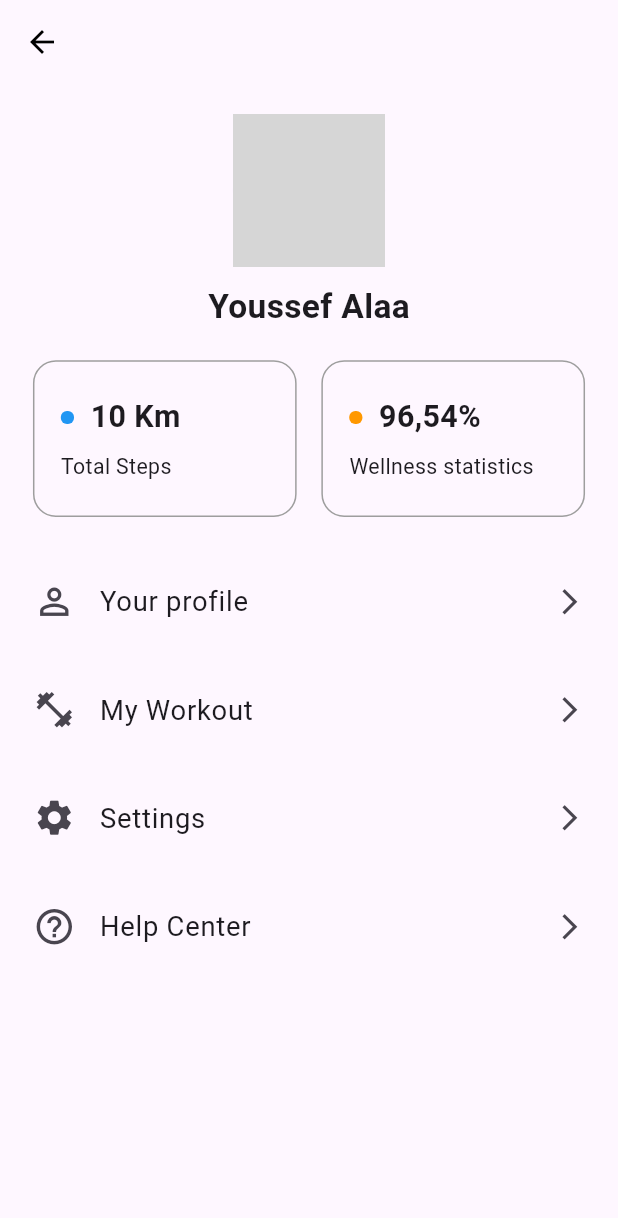
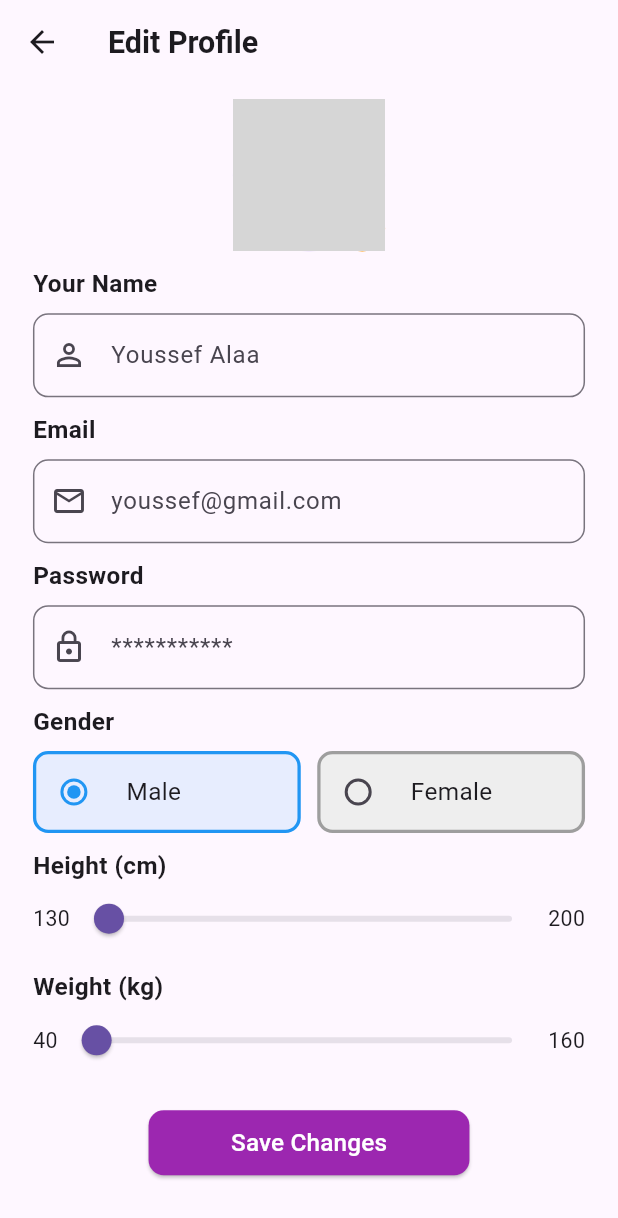
Before and after one commit to youssefalaa10/PureFit, a Flutter app: the ProfileScreen screen opened by its route, after a tap on "Your profile", on a phone screen of 412 x 824 dp. Shown: the top 1218 px of the screen. Run offline on Flutter 3.47's test engine with Material 3 defaults, Android fonts, the phone set to English and light mode, and no system bars; our stand-ins replace dotted_border, flutter_screenutil, percent_indicator, shared_preferences, sqflite; accounts and stored records are empty; grey boxes are pictures that could not be loaded.

Commit message:
feat: :sparkles: build edit profile screen

```diff
--- a/lib/Core/Routing/App_Router.dart
+++ b/lib/Core/Routing/App_Router.dart
@@ -1,5 +1,6 @@
 import 'package:fitpro/Core/Shared/Routes.dart';
 import 'package:fitpro/Features/Home/home_screen.dart';
+import 'package:fitpro/Features/Profile/UI/edit_profile_screen.dart';
 import 'package:flutter/material.dart';
 
 import '../../Features/Profile/UI/profile_screen.dart';
@@ -20,6 +21,8 @@ class AppRouter {
         return MaterialPageRoute(builder: (_) => const UserAgeScreen());
       case Routes.profileScreen:
         return MaterialPageRoute(builder: (_) => const ProfileScreen());
+      case Routes.editProfileScreen:
+        return MaterialPageRoute(builder: (_) =>  EditProfileScreen());
 
       default:
         return MaterialPageRoute(
--- a/lib/Core/Shared/Routes.dart
+++ b/lib/Core/Shared/Routes.dart
@@ -5,4 +5,5 @@ class Routes {
   static const String userGenderScreen = "/userGenderScreen";
   static const String bodyMetricsScreen = "/bodyMetricsScreen";
   static const String profileScreen = "/profileScreen";
+  static const String editProfileScreen = "/editProfileScreen";
 }
--- /dev/null
+++ b/lib/Features/Profile/UI/edit_profile_screen.dart
@@ -0,0 +1,414 @@
+import 'package:fitpro/Core/Shared/app_colors.dart';
+import 'package:flutter/material.dart';
+import 'package:flutter_screenutil/flutter_screenutil.dart';
+
+import '../../../Core/Shared/app_string.dart';
+
+class EditProfileScreen extends StatelessWidget {
+  EditProfileScreen({super.key});
+
+  final GlobalKey<FormState> _formKey = GlobalKey<FormState>();
+
+  @override
+  Widget build(BuildContext context) {
+    return Scaffold(
+      appBar: AppBar(
+        elevation: 0,
+        leading: IconButton(
+          icon: const Icon(
+            Icons.arrow_back,
+          ),
+          onPressed: () {},
+        ),
+        title: Text(
+          'Edit Profile ',
+          style: TextStyle(
+            fontSize: 20.sp,
+            fontWeight: FontWeight.bold,
+          ),
+        ),
+      ),
+      body: Padding(
+        padding: EdgeInsets.symmetric(horizontal: 20.w, vertical: 10.h),
+        child: SingleChildScrollView(
+          child: Form(
+            key: _formKey,
+            child: Column(
+              crossAxisAlignment: CrossAxisAlignment.start,
+              children: [
+                const ProfileImageSection(),
+                SizedBox(height: 10.h),
+                EditableField(
+                  label: 'Your Name',
+                  hintText: 'Youssef Alaa',
+                  obscureText: true,
+                  icon: Icons.person_outline,
+                  validator: (value) {
+                    if (value == null || value.isEmpty) {
+                      return 'Please enter your name';
+                    }
+                    return null;
+                  },
+                ),
+                SizedBox(height: 10.h),
+                const EditableField(
+                  label: 'Email',
+                  hintText: 'youssef@gmail.com',
+                  icon: Icons.email_outlined,
+                  isReadOnly: true, // Make the email field read-only
+                ),
+                SizedBox(height: 10.h),
+                EditableField(
+                  label: 'Password',
+                  hintText: '***********',
+                  icon: Icons.lock_outline,
+                  obscureText: true,
+                  validator: (value) {
+                    if (value == null || value.isEmpty) {
+                      return 'Please enter your password';
+                    } else if (value.length < 6) {
+                      return 'Password must be at least 6 characters';
+                    }
+                    return null;
+                  },
+                ),
+                SizedBox(height: 10.h),
+                const GenderSelector(),
+                SizedBox(height: 10.h),
+                const HeightSlider(),
+                SizedBox(height: 10.h),
+                const WeightSlider(),
+                SizedBox(height: 20.h),
+                Center(
+                  child: ElevatedButton(
+                    style: ElevatedButton.styleFrom(
+                      backgroundColor: ColorManager.primaryColor,
+                      padding: EdgeInsets.symmetric(
+                          horizontal: 50.w, vertical: 10.h),
+                      shape: RoundedRectangleBorder(
+                        borderRadius: BorderRadius.circular(10.r),
+                      ),
+                    ),
+                    onPressed: () {
+                      if (_formKey.currentState!.validate()) {
+                        // Process data here if form is valid
+                      }
+                    },
+                    child: Text(
+                      'Save Changes',
+                      style: TextStyle(fontSize: 16.sp, color: Colors.white),
+                    ),
+                  ),
+                ),
+              ],
+            ),
+          ),
+        ),
+      ),
+    );
+  }
+}
+
+class ProfileImageSection extends StatelessWidget {
+  const ProfileImageSection({super.key});
+
+  @override
+  Widget build(BuildContext context) {
+    return Center(
+      child: Stack(
+        children: [
+          CircleAvatar(
+            radius: 50.r,
+            backgroundImage: AssetImage(AppString.profile),
+          ),
+          Positioned(
+            bottom: 0,
+            right: 0,
+            child: CircleAvatar(
+              radius: 15.r,
+              backgroundColor: Colors.orange,
+              child: Icon(Icons.edit, size: 15.sp, color: Colors.white),
+            ),
+          ),
+        ],
+      ),
+    );
+  }
+}
+
+class EditableField extends StatelessWidget {
+  final String label;
+  final String hintText;
+  final IconData icon;
+  final bool obscureText;
+  final bool isReadOnly;
+  final String? Function(String?)? validator;
+
+  const EditableField({
+    super.key,
+    required this.label,
+    required this.hintText,
+    required this.icon,
+    this.obscureText = false,
+    this.isReadOnly = false,
+    this.validator,
+  });
+
+  @override
+  Widget build(BuildContext context) {
+    return Column(
+      crossAxisAlignment: CrossAxisAlignment.start,
+      children: [
+        Text(
+          label,
+          style: TextStyle(fontSize: 16.sp, fontWeight: FontWeight.w600),
+        ),
+        SizedBox(height: 8.h),
+        TextFormField(
+          obscureText: obscureText,
+          readOnly: isReadOnly,
+          decoration: InputDecoration(
+            hintText: hintText,
+            prefixIcon: Icon(icon),
+            border: OutlineInputBorder(
+              borderRadius: BorderRadius.circular(10.r),
+            ),
+          ),
+          validator: validator,
+        ),
+      ],
+    );
+  }
+}
+
+class WeightSlider extends StatefulWidget {
+  const WeightSlider({super.key});
+
+  @override
+  _WeightSliderState createState() => _WeightSliderState();
+}
+
+class _WeightSliderState extends State<WeightSlider> {
+  double _currentWeight = 40;
+
+  @override
+  Widget build(BuildContext context) {
+    return Column(
+      crossAxisAlignment: CrossAxisAlignment.start,
+      children: [
+        Text(
+          'Weight (kg)',
+          style: TextStyle(fontSize: 16.sp, fontWeight: FontWeight.w600),
+        ),
+        Row(
+          children: [
+            Text('40', style: TextStyle(fontSize: 14.sp)),
+            Expanded(
+              child: Slider(
+                value: _currentWeight,
+                min: 40,
+                max: 160,
+                divisions: 120, // Number of steps between 40 and 160
+                label: _currentWeight.round().toString(),
+                onChanged: (value) {
+                  setState(() {
+                    _currentWeight = value;
+                  });
+                },
+              ),
+            ),
+            Text('160',
+                style: TextStyle(fontSize: 14.sp)), // Maximum value label
+          ],
+        ),
+      ],
+    );
+  }
+}
+
+class HeightSlider extends StatefulWidget {
+  const HeightSlider({super.key});
+
+  @override
+  _HeightSliderState createState() => _HeightSliderState();
+}
+
+class _HeightSliderState extends State<HeightSlider> {
+  double _currentHeight = 130;
+
+  @override
+  Widget build(BuildContext context) {
+    return Column(
+      crossAxisAlignment: CrossAxisAlignment.start,
+      children: [
+        Text(
+          'Height (cm)',
+          style: TextStyle(fontSize: 16.sp, fontWeight: FontWeight.w600),
+        ),
+        Row(
+          children: [
+            Text('130', style: TextStyle(fontSize: 14.sp)),
+            Expanded(
+              child: Slider(
+                value: _currentHeight,
+                min: 130,
+                max: 200,
+                divisions:
+                    70, // Number of steps between 130 and 200 (1 cm increments)
+                label: _currentHeight.round().toString(),
+                onChanged: (value) {
+                  setState(() {
+                    _currentHeight = value;
+                  });
+                },
+              ),
+            ),
+            Text('200', style: TextStyle(fontSize: 14.sp)),
+          ],
+        ),
+      ],
+    );
+  }
+}
+
+class GenderSelector extends StatefulWidget {
+  const GenderSelector({super.key});
+
+  @override
+  _GenderSelectorState createState() => _GenderSelectorState();
+}
+
+class _GenderSelectorState extends State<GenderSelector> {
+  String _selectedGender = "Male";
+
+  @override
+  Widget build(BuildContext context) {
+    return Column(
+      crossAxisAlignment: CrossAxisAlignment.start,
+      children: [
+        Text(
+          'Gender',
+          style: TextStyle(fontSize: 16.sp, fontWeight: FontWeight.w600),
+        ),
+        SizedBox(height: 8.h),
+        Row(
+          mainAxisAlignment: MainAxisAlignment.spaceBetween,
+          children: [
+            Expanded(
+              child: GestureDetector(
+                onTap: () {
+                  setState(() {
+                    _selectedGender = "Male";
+                  });
+                },
+                child: Container(
+                  padding: EdgeInsets.all(1.w),
+                  decoration: BoxDecoration(
+                    color: _selectedGender == "Male"
+                        ? Colors.blue.withOpacity(0.1)
+                        : Colors.grey[200],
+                    borderRadius: BorderRadius.circular(10.r),
+                    border: Border.all(
+                      color:
+                          _selectedGender == "Male" ? Colors.blue : Colors.grey,
+                      width: 2.w,
+                    ),
+                  ),
+                  child: Row(
+                    children: [
+                      Radio<String>(
+                        value: "Male",
+                        groupValue: _selectedGender,
+                        onChanged: (value) {
+                          setState(() {
+                            _selectedGender = value!;
+                          });
+                        },
+                        activeColor: Colors.blue,
+                      ),
+                      SizedBox(width: 10.w),
+                      Text(
+                        "Male",
+                        style: TextStyle(fontSize: 16.sp),
+                      ),
+                    ],
+                  ),
+                ),
+              ),
+            ),
+            SizedBox(width: 10.w),
+            Expanded(
+              child: GestureDetector(
+                onTap: () {
+                  setState(() {
+                    _selectedGender = "Female";
+                  });
+                },
+                child: Container(
+                  padding: EdgeInsets.all(1.w),
+                  decoration: BoxDecoration(
+                    color: _selectedGender == "Female"
+                        ? Colors.pink.withOpacity(0.1)
+                        : Colors.grey[200],
+                    borderRadius: BorderRadius.circular(10.r),
+                    border: Border.all(
+                      color: _selectedGender == "Female"
+                          ? Colors.pink
+                          : Colors.grey,
+                      width: 2.w,
+                    ),
+                  ),
+                  child: Row(
+                    children: [
+                      Radio<String>(
+                        value: "Female",
+                        groupValue: _selectedGender,
+                        onChanged: (value) {
+                          setState(() {
+                            _selectedGender = value!;
+                          });
+                        },
+                        activeColor: Colors.pink,
+                      ),
+                      SizedBox(width: 10.w),
+                      Text(
+                        "Female",
+                        style: TextStyle(fontSize: 16.sp),
+                      ),
+                    ],
+                  ),
+                ),
+              ),
+            ),
+          ],
+        ),
+      ],
+    );
+  }
+}
+
+class SaveSettingsButton extends StatelessWidget {
+  const SaveSettingsButton({super.key});
+
+  @override
+  Widget build(BuildContext context) {
+    return Center(
+      child: ElevatedButton(
+        style: ElevatedButton.styleFrom(
+          backgroundColor: ColorManager.primaryColor,
+          padding: EdgeInsets.symmetric(horizontal: 50.w, vertical: 10.h),
+          shape: RoundedRectangleBorder(
+            borderRadius: BorderRadius.circular(10.r),
+          ),
+        ),
+        onPressed: () {
+          // Implement save settings logic here
+        },
+        child: Text(
+          'Save Changes',
+          style: TextStyle(fontSize: 16.sp, color: Colors.white),
+        ),
+      ),
+    );
+  }
+}
--- a/lib/Features/Profile/UI/profile_screen.dart
+++ b/lib/Features/Profile/UI/profile_screen.dart
@@ -2,6 +2,7 @@ import 'package:fitpro/Core/Shared/app_string.dart';
 import 'package:flutter/material.dart';
 import 'package:flutter_screenutil/flutter_screenutil.dart';
 
+import '../../../Core/Shared/Routes.dart';
 import 'Widgets/profile_options.dart';
 import 'Widgets/statistic_card.dart';
 
@@ -44,7 +45,9 @@ class ProfileScreen extends StatelessWidget {
                 ProfileOption(
                   icon: Icons.person_outline,
                   label: 'Your profile',
-                  onTap: () {},
+                  onTap: () {
+                    Navigator.pushNamed(context, Routes.editProfileScreen);
+                  },
                 ),
                 ProfileOption(
                   icon: Icons.fitness_center,
```
